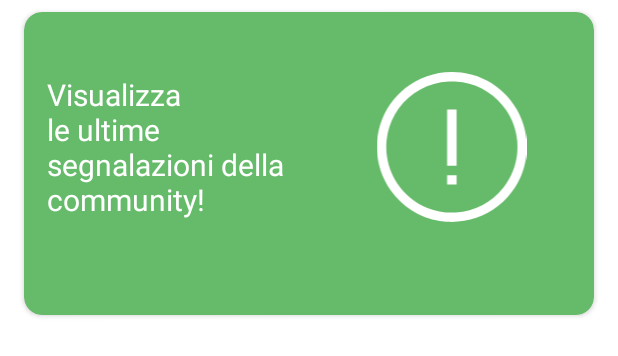
After one commit to DesperateColleagues/AnimalAPP, an Android app: the layout item_fragment_passionate_dash_single_card.xml on its own in the app's theme, with its tools: preview values and no code run, on a phone screen of 412 x 824 dp. The commit adds this screen. Shown: the top 356 px of the screen. Run offline under Robolectric (Android 15) with nearby library versions, the phone set to English and light mode, and no system bars.

Commit message:
Third part of passionate reservations
- Small UI changes, still a lot of graphical elements to fix

```diff
--- /dev/null
+++ b/AnimalApp/app/src/main/res/layout/item_fragment_passionate_dash_single_card.xml
@@ -0,0 +1,82 @@
+<?xml version="1.0" encoding="utf-8"?>
+<LinearLayout xmlns:android="http://schemas.android.com/apk/res/android"
+xmlns:app="http://schemas.android.com/apk/res-auto"
+xmlns:tools="http://schemas.android.com/tools"
+android:layout_width="wrap_content"
+android:layout_height="wrap_content"
+android:orientation="vertical"
+android:padding="4dp"
+    >
+
+<RelativeLayout
+    android:layout_width="wrap_content"
+    android:layout_height="wrap_content"
+    tools:ignore="UselessParent"
+    >
+
+    <androidx.cardview.widget.CardView
+        android:id="@+id/messageCardView"
+        android:layout_width="match_parent"
+        android:layout_height="wrap_content"
+        android:layout_marginTop="4dp"
+        android:layout_marginStart="12dp"
+        android:layout_marginEnd="12dp"
+        android:layout_marginBottom="4dp"
+        android:backgroundTint="?attr/colorPrimary"
+        android:clickable="true"
+        android:focusable="true"
+        android:foreground="?android:attr/selectableItemBackground"
+        app:cardCornerRadius="12dp">
+
+        <LinearLayout
+            android:layout_width="match_parent"
+            android:layout_height="wrap_content"
+            android:orientation="vertical">
+
+            <LinearLayout
+                android:layout_width="match_parent"
+                android:layout_height="match_parent"
+                android:orientation="horizontal">
+
+                <TextView
+                    android:id="@+id/txtMessageLeftText"
+                    android:layout_width="match_parent"
+                    android:layout_height="wrap_content"
+                    android:gravity="start|center_vertical"
+                    android:layout_weight="1"
+                    android:textColor="@color/white"
+                    android:text="@string/passionate_profile_cardlayout_text"
+                    android:minHeight="180dp"
+                    android:layout_marginHorizontal="15dp"
+                    android:textSize="20sp">
+                </TextView>
+
+                <ImageView
+                    android:id="@+id/imgMessageRight"
+                    android:layout_width="match_parent"
+                    android:layout_height="wrap_content"
+                    android:layout_weight="1"
+                    android:src="@drawable/warningsign"
+                    android:layout_gravity="center"
+                    android:layout_marginHorizontal="15dp">
+                </ImageView>
+            </LinearLayout>
+
+            <TextView
+                android:id="@+id/txtMessageBottomText"
+                android:layout_width="match_parent"
+                android:layout_height="wrap_content"
+                android:gravity="start|center_vertical"
+                android:textColor="@color/white"
+                android:layout_marginHorizontal="10dp"
+                android:textSize="16sp">
+            </TextView>
+        </LinearLayout>
+
+
+    </androidx.cardview.widget.CardView>
+
+</RelativeLayout>
+
+
+</LinearLayout>
--- a/AnimalApp/app/src/main/res/values/strings.xml
+++ b/AnimalApp/app/src/main/res/values/strings.xml
@@ -51,6 +51,8 @@
     <string name="seleziona_immagine">Seleziona immagine</string>
     <string name="salva">Salva</string>
     <string name="titolo_immagine">titolo immagine</string>
+    <string name="appuntamenti_recenti">Appuntamenti recenti</string>
+    <string name="tutti_appuntamenti_recenti">Visualizza tutti gli appuntamenti recenti</string>
 
     <!-- Stringhe sottostanti riferite al veterinario -->
     <string name="title_activity_veterinarian_navigation">VeterinarianNavigationActivity</string>
```
Also changed, not shown: AnimalApp/app/src/main/java/it/uniba/dib/sms22235/activities/passionate/fragments/PassionateProfileFragment.java (+33 -11 lines), AnimalApp/app/src/main/java/it/uniba/dib/sms22235/adapters/MessageListAdapter.java (added, +70 -0 lines), AnimalApp/app/src/main/java/it/uniba/dib/sms22235/entities/operations/InfoMessage.java (added, +39 -0 lines), AnimalApp/app/src/main/res/layout/fragment_passionate_profile.xml (+17 -3 lines).
